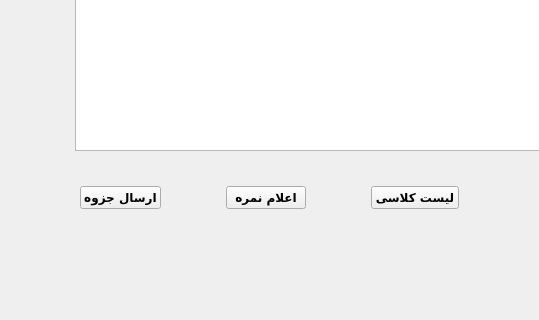
Before: the Qt Designer form teachermaindialog.ui in AliRn76/Student-Portal, drawn with Qt 5; both pictures show x 0 to 539 and y 330 to 650 of the 1200 by 650 pixel window.
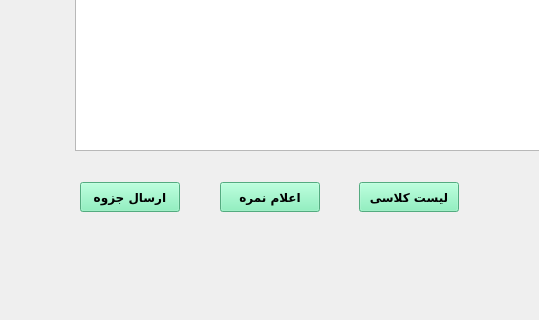
After: the same form once the commit is applied.

Commit message: 2- Add Class Memebr Form and fix buttons color

Diff of the .ui file:
```diff
--- a/teachermaindialog.ui
+++ b/teachermaindialog.ui
@@ -13,6 +13,9 @@
   <property name="windowTitle">
    <string>صفحه اصلی استاد</string>
   </property>
+  <property name="layoutDirection">
+   <enum>Qt::LeftToRight</enum>
+  </property>
   <widget class="QWidget" name="layoutWidget_2">
    <property name="geometry">
     <rect>
@@ -101,6 +104,12 @@
    <layout class="QHBoxLayout" name="horizontalLayout">
     <item>
      <widget class="QPushButton" name="pushButton_3">
+      <property name="minimumSize">
+       <size>
+        <width>100</width>
+        <height>30</height>
+       </size>
+      </property>
       <property name="font">
        <font>
         <family>B Nazanin</family>
@@ -109,6 +118,9 @@
         <bold>true</bold>
        </font>
       </property>
+      <property name="styleSheet">
+       <string notr="true">background-color:rgb(118, 240, 179)</string>
+      </property>
       <property name="text">
        <string>ارسال جزوه</string>
       </property>
@@ -131,7 +143,13 @@
      </spacer>
     </item>
     <item>
-     <widget class="QPushButton" name="pushButton_2">
+     <widget class="QPushButton" name="pushButton_Scores">
+      <property name="minimumSize">
+       <size>
+        <width>100</width>
+        <height>30</height>
+       </size>
+      </property>
       <property name="font">
        <font>
         <family>B Nazanin</family>
@@ -140,6 +158,9 @@
         <bold>true</bold>
        </font>
       </property>
+      <property name="styleSheet">
+       <string notr="true">background-color:rgb(118, 240, 179)</string>
+      </property>
       <property name="text">
        <string>اعلام نمره</string>
       </property>
@@ -163,6 +184,12 @@
     </item>
     <item>
      <widget class="QPushButton" name="pushButton">
+      <property name="minimumSize">
+       <size>
+        <width>100</width>
+        <height>30</height>
+       </size>
+      </property>
       <property name="font">
        <font>
         <family>B Nazanin</family>
@@ -171,6 +198,9 @@
         <bold>true</bold>
        </font>
       </property>
+      <property name="styleSheet">
+       <string notr="true">background-color:rgb(118, 240, 179)</string>
+      </property>
       <property name="text">
        <string>لیست کلاسی</string>
       </property>
```
The commit also changes 10 other files.
